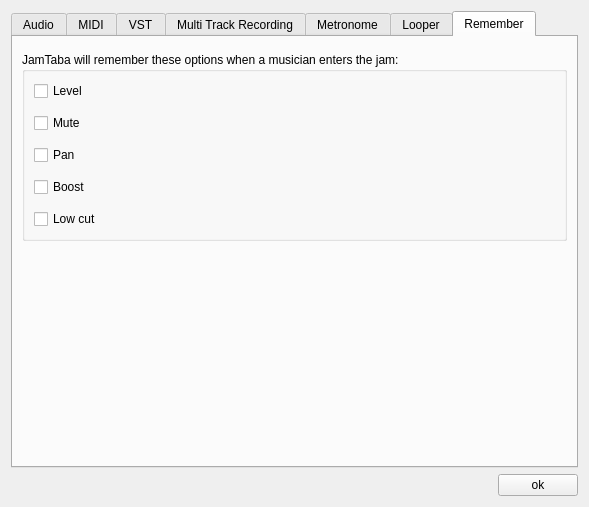
elieserdejesus/JamTaba, file src/Common/gui/PreferencesDialog.ui: the form before one commit.
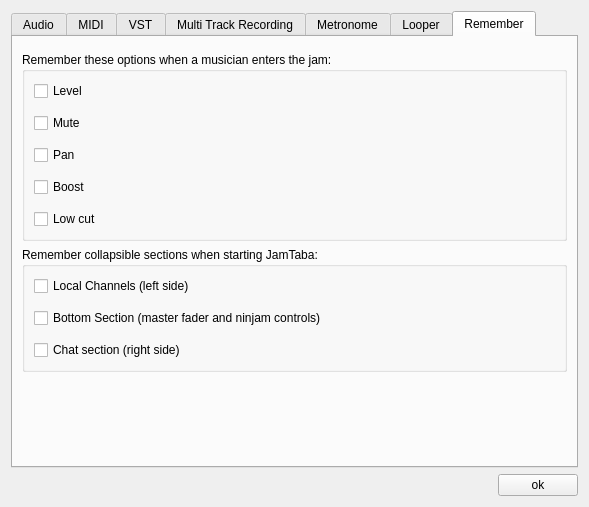
The form after the commit. The open tabs and pages were chosen to show the change.

Commit message:
:gem: Remembering collapsed sections (bottom, left and chat) (close #955)
- Adding checkboxes to remember collapse status for local channels,
bottom section and chat

- remembering collapse status of the collapsible sections

Patch:
```diff
--- a/src/Common/gui/PreferencesDialog.ui
+++ b/src/Common/gui/PreferencesDialog.ui
@@ -862,7 +862,7 @@
        <item>
         <widget class="QGroupBox" name="groupBox_3">
          <property name="title">
-          <string>JamTaba will remember these options when a musician enters the jam:</string>
+          <string>Remember these options when a musician enters the jam:</string>
          </property>
          <layout class="QVBoxLayout" name="verticalLayout_12">
           <property name="spacing">
@@ -921,6 +921,39 @@
          </layout>
         </widget>
        </item>
+       <item>
+        <widget class="QGroupBox" name="groupBox_4">
+         <property name="title">
+          <string>Remember collapsible sections when starting JamTaba:</string>
+         </property>
+         <layout class="QVBoxLayout" name="verticalLayout_13">
+          <property name="spacing">
+           <number>12</number>
+          </property>
+          <item>
+           <widget class="QCheckBox" name="checkBoxRememberLocalChannels">
+            <property name="text">
+             <string>Local Channels (left side)</string>
+            </property>
+           </widget>
+          </item>
+          <item>
+           <widget class="QCheckBox" name="checkBoxRememberBottomSection">
+            <property name="text">
+             <string>Bottom Section (master fader and ninjam controls)</string>
+            </property>
+           </widget>
+          </item>
+          <item>
+           <widget class="QCheckBox" name="checkBoxRememberChatSection">
+            <property name="text">
+             <string>Chat section (right side)</string>
+            </property>
+           </widget>
+          </item>
+         </layout>
+        </widget>
+       </item>
        <item>
         <spacer name="verticalSpacer_6">
          <property name="orientation">
```
Left out of the diff: 2 changed lines with no effect on the pictures. The commit also changes 8 other files.
